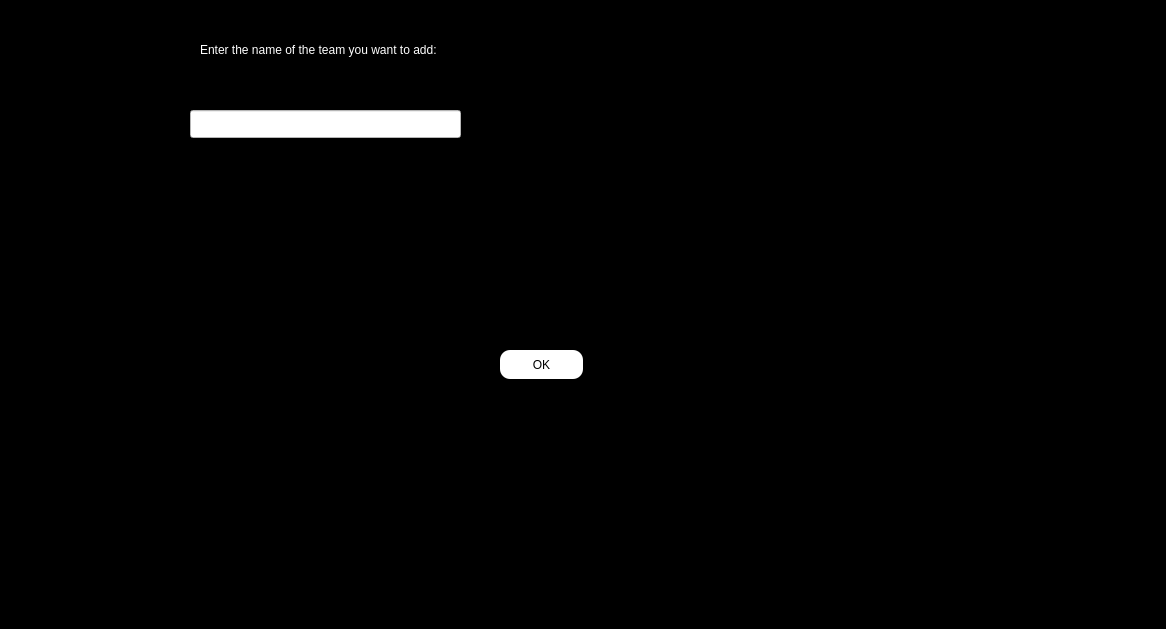
Before: the Qt Designer form enter/add_team_before.ui in Shayanrava/APproject, drawn with Qt 5.
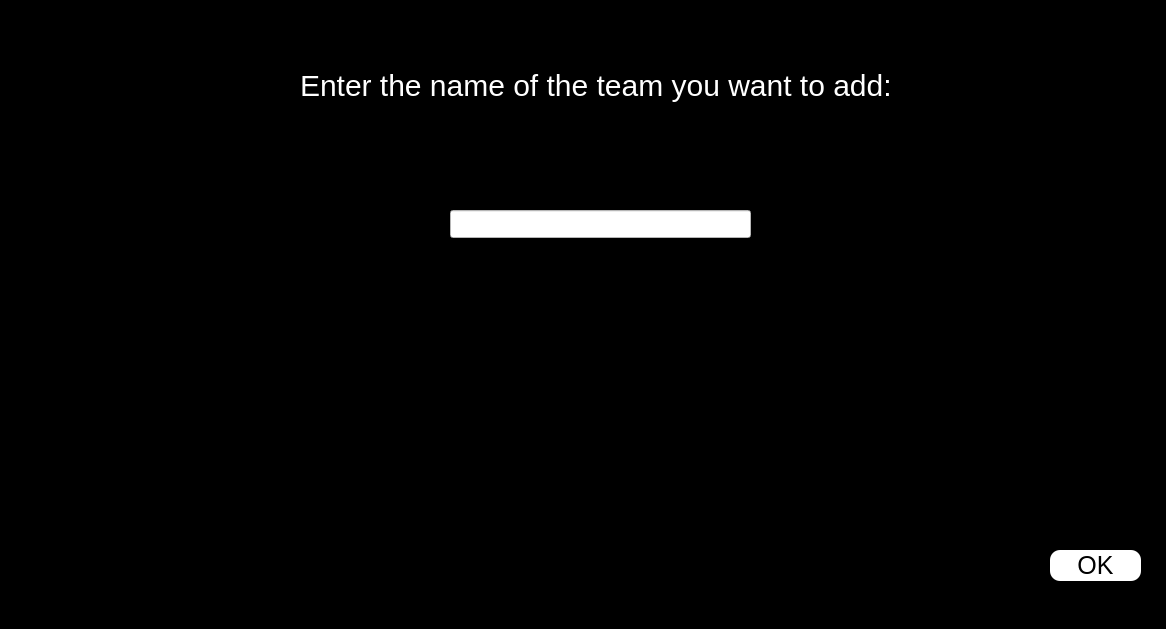
After: the same form once the commit is applied.

The edit to the form file:
```diff
--- a/enter/add_team_before.ui
+++ b/enter/add_team_before.ui
@@ -22,16 +22,17 @@
   <widget class="QLabel" name="label">
    <property name="geometry">
     <rect>
-     <x>200</x>
-     <y>40</y>
-     <width>301</width>
-     <height>20</height>
+     <x>300</x>
+     <y>60</y>
+     <width>601</width>
+     <height>51</height>
     </rect>
    </property>
    <property name="styleSheet">
     <string notr="true">#label
 {
 color:white;
+font-size:30px;
 }</string>
    </property>
    <property name="text">
@@ -41,9 +42,9 @@
   <widget class="QLineEdit" name="add_team_before_led">
    <property name="geometry">
     <rect>
-     <x>190</x>
-     <y>110</y>
-     <width>271</width>
+     <x>450</x>
+     <y>210</y>
+     <width>301</width>
      <height>28</height>
     </rect>
    </property>
@@ -57,10 +58,10 @@
   <widget class="QPushButton" name="add_team_before_pbn">
    <property name="geometry">
     <rect>
-     <x>500</x>
-     <y>350</y>
-     <width>83</width>
-     <height>29</height>
+     <x>1050</x>
+     <y>550</y>
+     <width>91</width>
+     <height>31</height>
     </rect>
    </property>
    <property name="styleSheet">
@@ -73,6 +74,7 @@
 {
 background-color:white;
 border-radius:10px;
+font-size:25px;
 }</string>
    </property>
    <property name="text">
```
